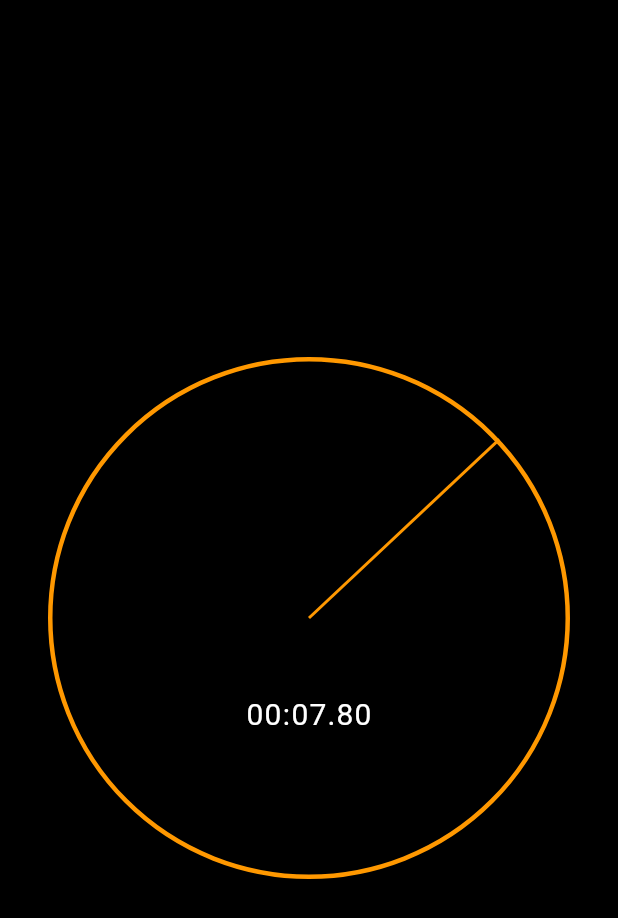
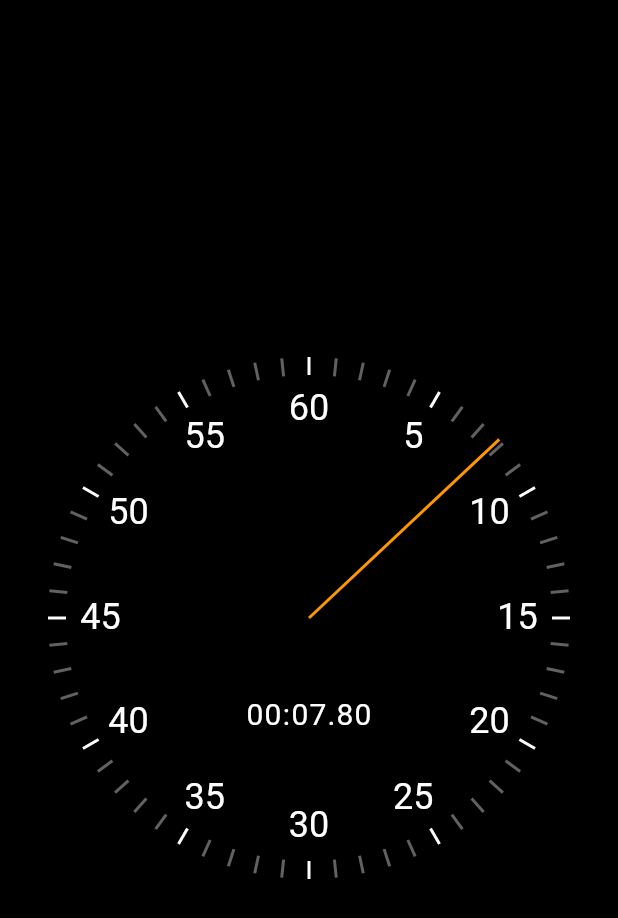
Before and after one commit to his-s/Stop-Watch-Andera-, a Flutter app: the screen it shows after launch, on a phone screen of 412 x 824 dp. Shown: the top 918 px of the screen. Run offline on Flutter 3.47's test engine with Material 2 defaults, Android fonts, the phone set to English and light mode, and no system bars.

Commit message:
complete ui clock markers and clock text

```diff
--- /dev/null
+++ b/lib/ui/clock_markers.dart
@@ -0,0 +1,70 @@
+import 'dart:math';
+
+import 'package:flutter/material.dart';
+
+class ClockSecondTickMarker extends StatelessWidget {
+  const ClockSecondTickMarker(
+      {Key? key, required this.seconds, required this.raduis})
+      : super(key: key);
+  final int seconds;
+  final double raduis;
+  @override
+  Widget build(BuildContext context) {
+    final color = seconds % 5 == 0 ? Colors.white : Colors.grey[700];
+    const width = 2.0;
+    const heigth = 12.0;
+    return Transform(
+      transform: Matrix4.identity()
+        ..translate(-width / 2, -heigth / 2, 0)
+        ..rotateZ(
+          2 * pi * (seconds / 60),
+        )
+        ..translate(0.0, raduis - heigth / 2, 0.0),
+      alignment: Alignment.center,
+      child: Container(
+        color: color,
+        height: 12,
+        width: 2,
+      ),
+    );
+  }
+}
+
+class ClockTextMarker extends StatelessWidget {
+  const ClockTextMarker(
+      {Key? key,
+      required this.value,
+      required this.maxValue,
+      required this.radius})
+      : super(key: key);
+  final int value;
+  final int maxValue;
+  final double radius;
+  @override
+  Widget build(BuildContext context) {
+    final color = Colors.white;
+    const heigth = 30.0;
+    const width = 40.0;
+    return Transform(
+      transform: Matrix4.identity()
+        ..translate(-width / 2, -heigth / 2, 0)
+        ..rotateZ(
+          pi + 2 * pi * (value / maxValue),
+        )
+        ..translate(0.0, radius - 35, 0.0)
+        ..rotateZ(pi - 2 * pi * (value / maxValue)),
+      alignment: Alignment.center,
+      child: SizedBox(
+        height: heigth,
+        width: width,
+        child: Text(
+          value.toString(),
+          style: const TextStyle(
+            fontSize: 24,
+          ),
+          textAlign: TextAlign.center,
+        ),
+      ),
+    );
+  }
+}
--- a/lib/ui/stopwatch_renderer.dart
+++ b/lib/ui/stopwatch_renderer.dart
@@ -1,6 +1,7 @@
 import 'dart:math';
 
 import 'package:animation_app/ui/clock_hand.dart';
+import 'package:animation_app/ui/clock_markers.dart';
 import 'package:animation_app/ui/elapsed_time_text.dart';
 import 'package:flutter/material.dart';
 
@@ -14,12 +15,22 @@ class StopWatchRenderer extends StatelessWidget {
   Widget build(BuildContext context) {
     return Stack(
       children: [
-        Container(
-          decoration: BoxDecoration(
-            border: Border.all(color: Colors.orange, width: 3),
-            borderRadius: BorderRadius.circular(radius),
+        for (var i = 0; i < 60; i++)
+          Positioned(
+            top: radius,
+            left: radius,
+            child: ClockSecondTickMarker(seconds: i, raduis: radius),
           ),
-        ),
+        for (var i = 5; i <= 60; i += 5)
+          Positioned(
+            top: radius,
+            left: radius,
+            child: ClockTextMarker(
+              maxValue: 60,
+              value: i,
+              radius: radius,
+            ),
+          ),
         Positioned(
           left: radius,
           top: radius,
```
